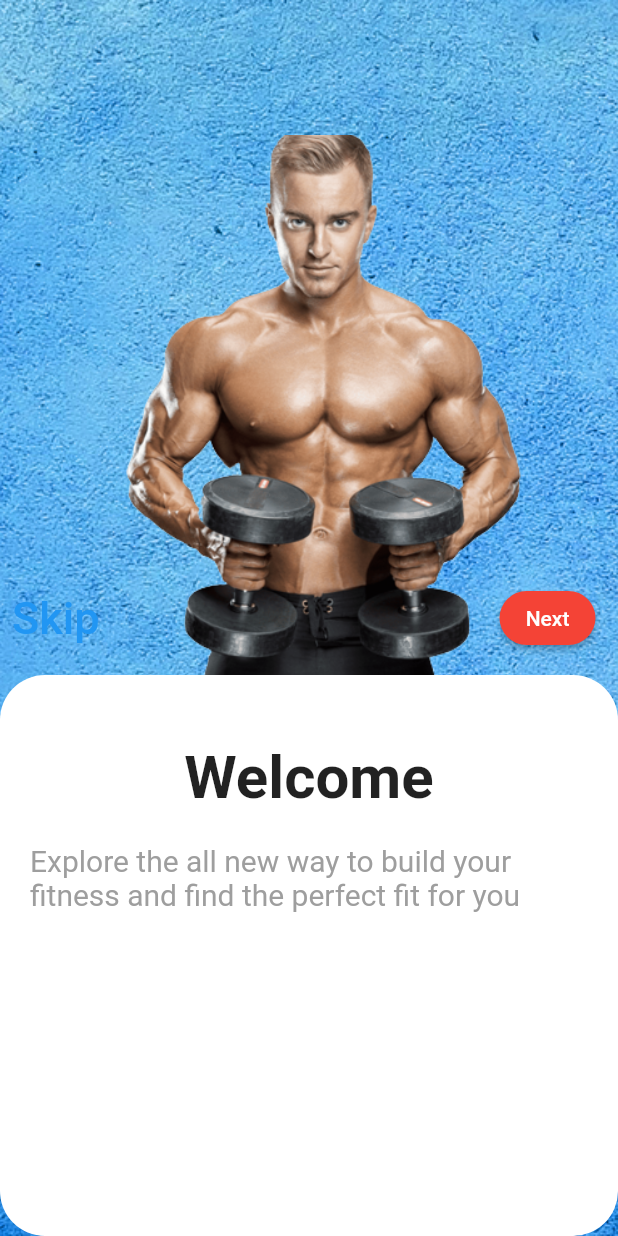
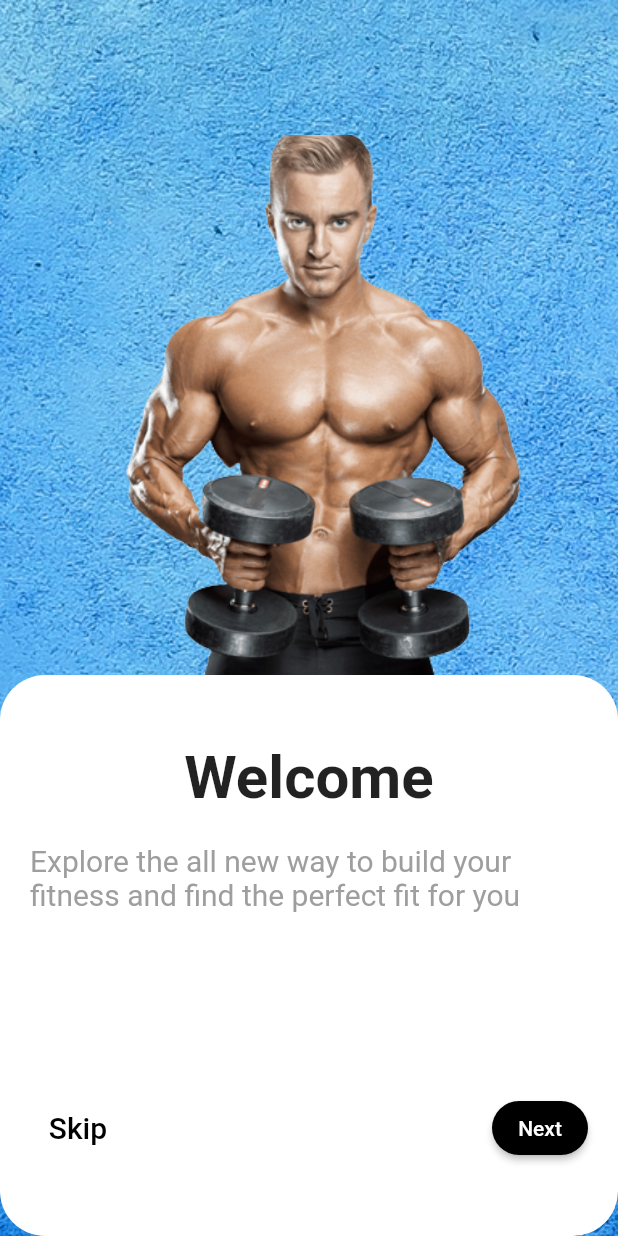
Before and after one commit to lionking0017/git_assignment_group_5, a Flutter app: the screen it shows after launch, on a phone screen of 412 x 824 dp. Run offline on Flutter 3.47's test engine with Material 2 defaults, Android fonts, the phone set to English and light mode, and no system bars.

Commit message:
first screen 90%

```diff
--- a/lib/my_homepage.dart
+++ b/lib/my_homepage.dart
@@ -42,8 +42,8 @@ class _MyHomePageState extends State<MyHomePage> {
             ),
             child: Column(
                 crossAxisAlignment: CrossAxisAlignment.center,
-                children: const [
-                  Padding(
+                children: [
+                  const Padding(
                     padding: EdgeInsets.only(top: 45.0),
                     child: Text(
                       "Welcome",
@@ -51,9 +51,7 @@ class _MyHomePageState extends State<MyHomePage> {
                           TextStyle(fontWeight: FontWeight.bold, fontSize: 40),
                     ),
                   ),
-
-
-                  Padding(
+                  const Padding(
                       padding: EdgeInsets.all(20.0),
                       child: Center(
                         child: Text(
@@ -65,26 +63,26 @@ class _MyHomePageState extends State<MyHomePage> {
                         ),
                       )),
 
-                ]),
-          ),
-        ),
-        Container(
+                  Padding(
+                    padding: const EdgeInsets.only(top: 100.0),
                     child: Row(
                       children: [
                         Container(
-
-                 child: TextButton(onPressed: () {}, child: Text("Skip", style: TextStyle(fontSize: 30),)),
+                          margin: const EdgeInsets.only(left: 20),
+                          child: TextButton(
+                              onPressed: () {},
+                              child: const Text("Skip",
+                                  style: TextStyle(
+                                      fontSize: 20, color: Colors.black))),
                         ),
-
                         Expanded(child: Container()),
                         Container(
-                 margin: EdgeInsets.only(right: 15),
-
+                          margin: const EdgeInsets.only(right: 20),
                           child: ElevatedButton(
                             style: ElevatedButton.styleFrom(
                               shape: RoundedRectangleBorder(
                                   borderRadius: BorderRadius.circular(500)),
-                            primary: Colors.red, // background
+                              primary: Colors.black, // background
                               onPrimary: Colors.white,
                               // foreground
                             ),
@@ -96,6 +94,37 @@ class _MyHomePageState extends State<MyHomePage> {
                     ),
                   ),
                 ]),
+          ),
+        ),
+        // Container(
+        //   child: Row(
+        //      children: [
+        //        Container(
+
+        //          child: TextButton(onPressed: () {}, child: const Text("Skip",
+        //          style: TextStyle(fontSize: 20, color: Colors.black))),
+        //        ),
+
+        //        Expanded(child: Container()),
+        //        Container(
+        //          margin: const EdgeInsets.only(right: 15),
+
+        //                 child: ElevatedButton(
+        //                   style: ElevatedButton.styleFrom(
+        //                     shape: RoundedRectangleBorder(
+        //                         borderRadius: BorderRadius.circular(500)),
+        //                     primary: Colors.black, // background
+        //                     onPrimary: Colors.white,
+        //                     // foreground
+        //                   ),
+        //                   onPressed: () {},
+        //                   child: const Text('Next'),
+        //                 ),
+        //               )
+        //      ],
+        //   ),
+        // ),
+      ]),
     );
   }
 }
```
Lines whose indentation alone changed are shown as unchanged.
